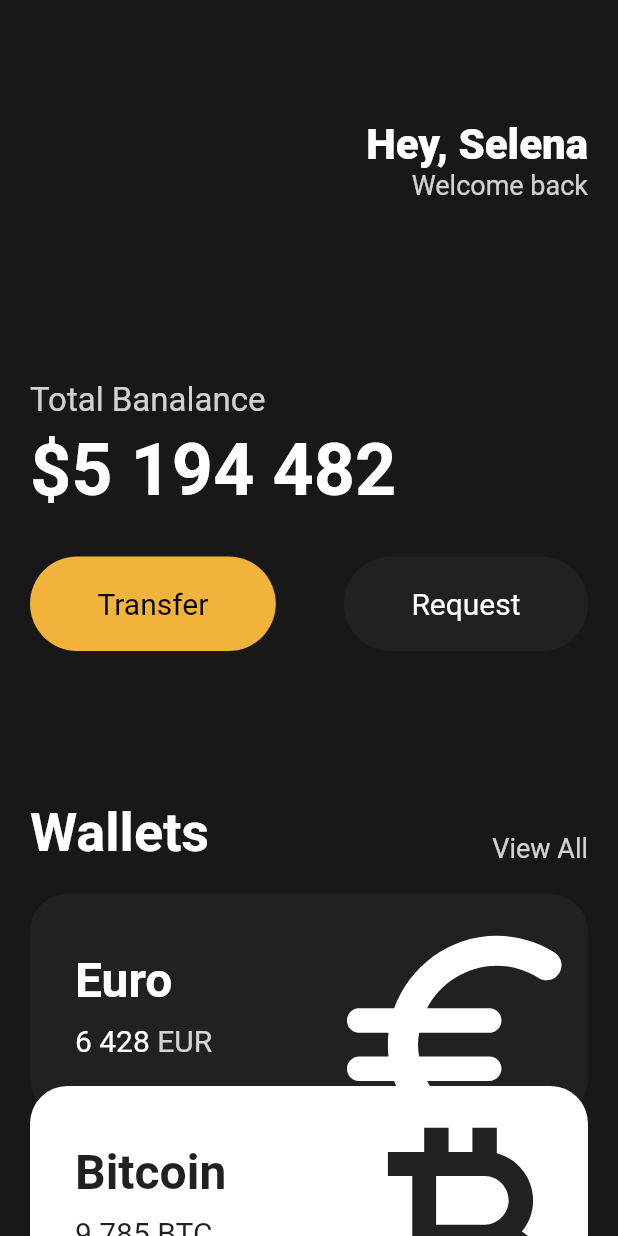
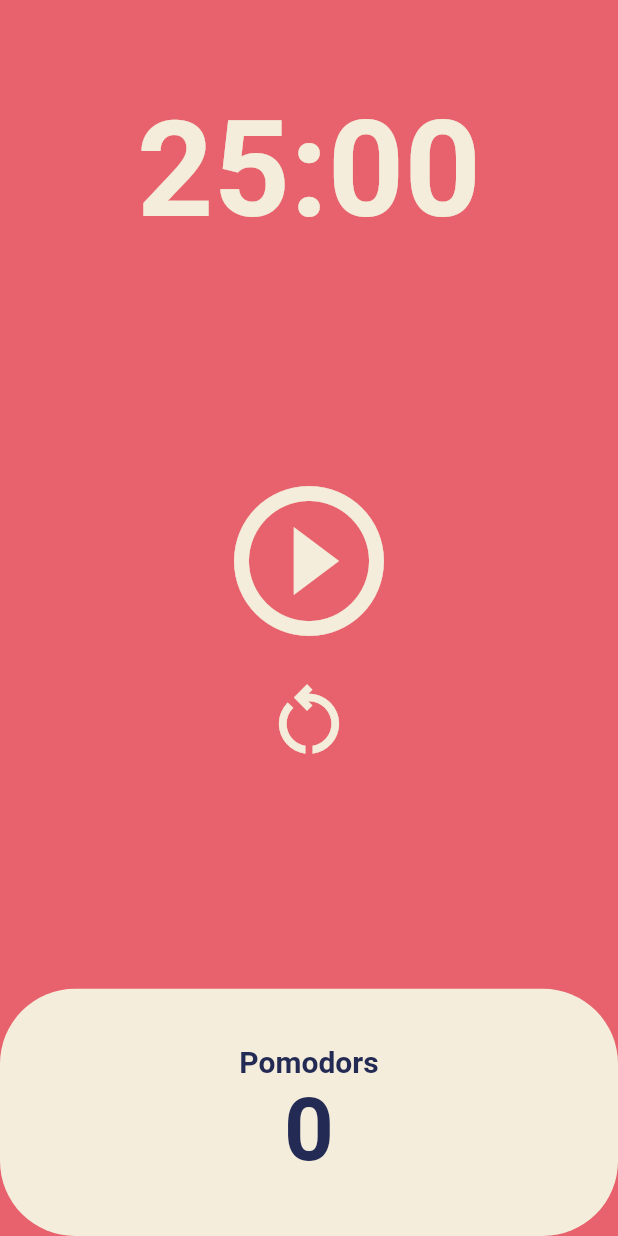
Before and after one commit to hdain/toonflix, a Flutter app: the screen it shows after launch, on a phone screen of 412 x 824 dp. Run offline on Flutter 3.47's test engine with Material 2 defaults, Android fonts, the phone set to English and light mode, and no system bars.

Commit message:
feat: Add pomodoro app

```diff
--- a/lib/main.dart
+++ b/lib/main.dart
@@ -1,6 +1,5 @@
 import 'package:flutter/material.dart';
-import 'package:toonflix/widgets/button.dart';
-import 'package:toonflix/widgets/currency_card.dart';
+import 'package:toonflix/screens/home_screen.dart';
 
 void main() {
   runApp(const App());
@@ -12,141 +11,16 @@ class App extends StatelessWidget {
   @override
   Widget build(BuildContext context) {
     return MaterialApp(
-      home: Scaffold(
-        backgroundColor: const Color(0xFF181818),
-        body: SingleChildScrollView(
-          child: Padding(
-            padding: const EdgeInsets.symmetric(
-              horizontal: 20,
-            ),
-            child: Column(
-              crossAxisAlignment: CrossAxisAlignment.start,
-              children: [
-                const SizedBox(
-                  height: 80,
-                ),
-                Row(
-                  mainAxisAlignment: MainAxisAlignment.end,
-                  children: [
-                    Column(
-                      crossAxisAlignment: CrossAxisAlignment.end,
-                      children: [
-                        const Text(
-                          'Hey, Selena',
-                          style: TextStyle(
-                            color: Colors.white,
-                            fontSize: 28,
-                            fontWeight: FontWeight.w800,
-                          ),
-                        ),
-                        Text(
-                          'Welcome back',
-                          style: TextStyle(
-                            color: Colors.white.withOpacity(0.8),
-                            fontSize: 18,
-                          ),
-                        ),
-                      ],
-                    )
-                  ],
-                ),
-                const SizedBox(
-                  height: 120,
-                ),
-                Text(
-                  'Total Banalance',
-                  style: TextStyle(
-                    fontSize: 22,
-                    color: Colors.white.withOpacity(
-                      0.8,
-                    ),
-                  ),
-                ),
-                const SizedBox(
-                  height: 5,
-                ),
-                const Text(
-                  '\$5 194 482',
-                  style: TextStyle(
-                    fontSize: 48,
-                    fontWeight: FontWeight.w600,
-                    color: Colors.white,
-                  ),
-                ),
-                const SizedBox(
-                  height: 30,
-                ),
-                const Row(
-                  mainAxisAlignment: MainAxisAlignment.spaceBetween,
-                  children: [
-                    Button(
-                      text: 'Transfer',
-                      bgColor: Color(0xFFF1B33B),
-                      textColor: Colors.black,
-                    ),
-                    Button(
-                      text: 'Request',
-                      bgColor: Color(0xFF1F2123),
-                      textColor: Colors.white,
-                    ),
-                  ],
-                ),
-                const SizedBox(
-                  height: 100,
-                ),
-                Row(
-                  crossAxisAlignment: CrossAxisAlignment.end,
-                  mainAxisAlignment: MainAxisAlignment.spaceBetween,
-                  children: [
-                    const Text(
-                      'Wallets',
-                      style: TextStyle(
-                        color: Colors.white,
-                        fontSize: 36,
-                        fontWeight: FontWeight.w600,
-                      ),
-                    ),
-                    Text(
-                      'View All',
-                      style: TextStyle(
-                        color: Colors.white.withOpacity(0.8),
-                        fontSize: 18,
-                      ),
-                    ),
-                  ],
-                ),
-                const SizedBox(
-                  height: 20,
-                ),
-                const CurrencyCard(
-                  name: 'Euro',
-                  code: 'EUR',
-                  amount: '6 428',
-                  icon: Icons.euro_rounded,
-                  isInverted: false,
-                  order: 1,
-                ),
-                const CurrencyCard(
-                  name: 'Bitcoin',
-                  code: 'BTC',
-                  amount: '9 785',
-                  icon: Icons.currency_bitcoin,
-                  isInverted: true,
-                  order: 2,
-                ),
-                const CurrencyCard(
-                  name: 'Dollar',
-                  code: 'USD',
-                  amount: '428',
-                  icon: Icons.attach_money_outlined,
-                  isInverted: false,
-                  order: 3,
-                ),
-              ],
-            ),
+      theme: ThemeData(
+        backgroundColor: const Color(0xFFE7626C),
+        textTheme: const TextTheme(
+          headline1: TextStyle(
+            color: Color(0xFF232B55),
           ),
         ),
+        cardColor: const Color(0xFFF4EDDB),
       ),
+      home: const HomeScreen(),
     );
   }
 }
--- /dev/null
+++ b/lib/screens/home_screen.dart
@@ -0,0 +1,148 @@
+import 'dart:async';
+
+import 'package:flutter/material.dart';
+
+class HomeScreen extends StatefulWidget {
+  const HomeScreen({super.key});
+
+  @override
+  State<HomeScreen> createState() => _HomeScreenState();
+}
+
+class _HomeScreenState extends State<HomeScreen> {
+  static const twentyFiveMinutes = 1500;
+  int totalSeconds = twentyFiveMinutes;
+  int totalPomodoros = 0;
+  bool isRunning = false;
+  late Timer timer;
+
+  void onTick(Timer timer) {
+    if (totalSeconds == 0) {
+      setState(() {
+        totalPomodoros = totalPomodoros + 1;
+        isRunning = false;
+        totalSeconds = 1500;
+      });
+      timer.cancel();
+    } else {
+      setState(() {
+        totalSeconds = totalSeconds - 1;
+      });
+    }
+  }
+
+  void onStartPressed() {
+    timer = Timer.periodic(
+      const Duration(seconds: 1),
+      onTick,
+    );
+    setState(() {
+      isRunning = true;
+    });
+  }
+
+  void onPausePressed() {
+    timer.cancel();
+    setState(() {
+      isRunning = false;
+    });
+  }
+
+  void onResetPressed() {
+    timer.cancel();
+    setState(() {
+      isRunning = false;
+      totalSeconds = 1500;
+    });
+  }
+
+  String format(int seconds) {
+    var duration = Duration(seconds: seconds);
+    return duration.toString().split('.').first.substring(2, 7);
+  }
+
+  @override
+  Widget build(BuildContext context) {
+    return Scaffold(
+      backgroundColor: Theme.of(context).backgroundColor,
+      body: Column(
+        children: [
+          Flexible(
+            flex: 1,
+            child: Container(
+              alignment: Alignment.bottomCenter,
+              child: Text(
+                format(totalSeconds),
+                style: TextStyle(
+                  color: Theme.of(context).cardColor,
+                  fontSize: 89,
+                  fontWeight: FontWeight.w600,
+                ),
+              ),
+            ),
+          ),
+          Flexible(
+            flex: 3,
+            child: Center(
+              child: Column(
+                mainAxisAlignment: MainAxisAlignment.center,
+                children: [
+                  IconButton(
+                    iconSize: 120,
+                    color: Theme.of(context).cardColor,
+                    onPressed: isRunning ? onPausePressed : onStartPressed,
+                    icon: Icon(isRunning
+                        ? Icons.pause_circle_outline
+                        : Icons.play_circle_outline),
+                  ),
+                  IconButton(
+                    iconSize: 60,
+                    color: Theme.of(context).cardColor,
+                    onPressed: onResetPressed,
+                    icon: const Icon(Icons.restart_alt_outlined),
+                  ),
+                ],
+              ),
+            ),
+          ),
+          Flexible(
+            flex: 1,
+            child: Row(
+              children: [
+                Expanded(
+                  child: Container(
+                    decoration: BoxDecoration(
+                      color: Theme.of(context).cardColor,
+                      borderRadius: BorderRadius.circular(50),
+                    ),
+                    child: Column(
+                      mainAxisAlignment: MainAxisAlignment.center,
+                      children: [
+                        Text(
+                          'Pomodors',
+                          style: TextStyle(
+                            fontSize: 20,
+                            fontWeight: FontWeight.w600,
+                            color: Theme.of(context).textTheme.headline1!.color,
+                          ),
+                        ),
+                        Text(
+                          '$totalPomodoros',
+                          style: TextStyle(
+                            fontSize: 58,
+                            fontWeight: FontWeight.w600,
+                            color: Theme.of(context).textTheme.headline1!.color,
+                          ),
+                        ),
+                      ],
+                    ),
+                  ),
+                ),
+              ],
+            ),
+          )
+        ],
+      ),
+    );
+  }
+}
--- a/lib/widgets/button.dart
+++ /dev/null
@@ -1,37 +0,0 @@
-import 'package:flutter/material.dart';
-
-class Button extends StatelessWidget {
-  final String text;
-  final Color bgColor;
-  final Color textColor;
-
-  const Button({
-    super.key,
-    required this.text,
-    required this.bgColor,
-    required this.textColor,
-  });
-
-  @override
-  Widget build(BuildContext context) {
-    return Container(
-      decoration: BoxDecoration(
-        color: bgColor,
-        borderRadius: BorderRadius.circular(45),
-      ),
-      child: Padding(
-        padding: const EdgeInsets.symmetric(
-          vertical: 20,
-          horizontal: 45,
-        ),
-        child: Text(
-          text,
-          style: TextStyle(
-            fontSize: 20,
-            color: textColor,
-          ),
-        ),
-      ),
-    );
-  }
-}
--- a/lib/widgets/currency_card.dart
+++ /dev/null
@@ -1,95 +0,0 @@
-import 'package:flutter/material.dart';
-
-class CurrencyCard extends StatelessWidget {
-  final String name, code, amount;
-  final IconData icon;
-  final bool isInverted;
-  final int order;
-
-  final _blackColor = const Color(0xFF1F2123);
-
-  const CurrencyCard({
-    super.key,
-    required this.name,
-    required this.code,
-    required this.amount,
-    required this.icon,
-    required this.isInverted,
-    required this.order,
-  });
-
-  @override
-  Widget build(BuildContext context) {
-    return Transform.translate(
-      offset: order == 1
-          ? const Offset(0, 0)
-          : order == 2
-              ? const Offset(0, -20)
-              : const Offset(0, -40),
-      child: Container(
-        clipBehavior: Clip.hardEdge,
-        decoration: BoxDecoration(
-          color: isInverted ? Colors.white : _blackColor,
-          borderRadius: BorderRadius.circular(25),
-        ),
-        child: Padding(
-          padding: const EdgeInsets.all(30),
-          child: Row(
-            mainAxisAlignment: MainAxisAlignment.spaceBetween,
-            children: [
-              Column(
-                crossAxisAlignment: CrossAxisAlignment.start,
-                children: [
-                  Text(
-                    name,
-                    style: TextStyle(
-                        color: isInverted ? _blackColor : Colors.white,
-                        fontSize: 32,
-                        fontWeight: FontWeight.w600),
-                  ),
-                  const SizedBox(
-                    height: 10,
-                  ),
-                  Row(
-                    children: [
-                      Text(
-                        amount,
-                        style: TextStyle(
-                          color: isInverted ? _blackColor : Colors.white,
-                          fontSize: 20,
-                        ),
-                      ),
-                      const SizedBox(
-                        width: 5,
-                      ),
-                      Text(
-                        code,
-                        style: TextStyle(
-                          color: isInverted
-                              ? _blackColor
-                              : Colors.white.withOpacity(0.8),
-                          fontSize: 20,
-                        ),
-                      ),
-                    ],
-                  ),
-                ],
-              ),
-              Transform.scale(
-                scale: 2.2,
-                child: Transform.translate(
-                  offset: const Offset(-5, 12),
-                  child: Icon(
-                    icon,
-                    color: isInverted ? _blackColor : Colors.white,
-                    size: 88,
-                  ),
-                ),
-              )
-            ],
-          ),
-        ),
-      ),
-    );
-  }
-}
```
